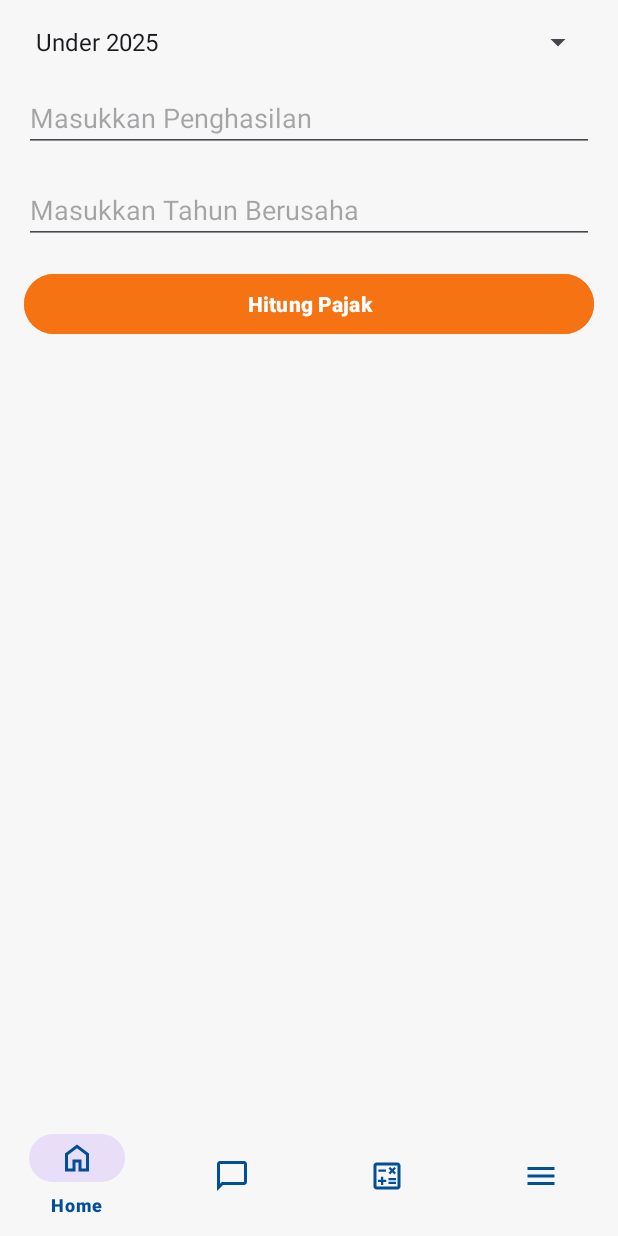
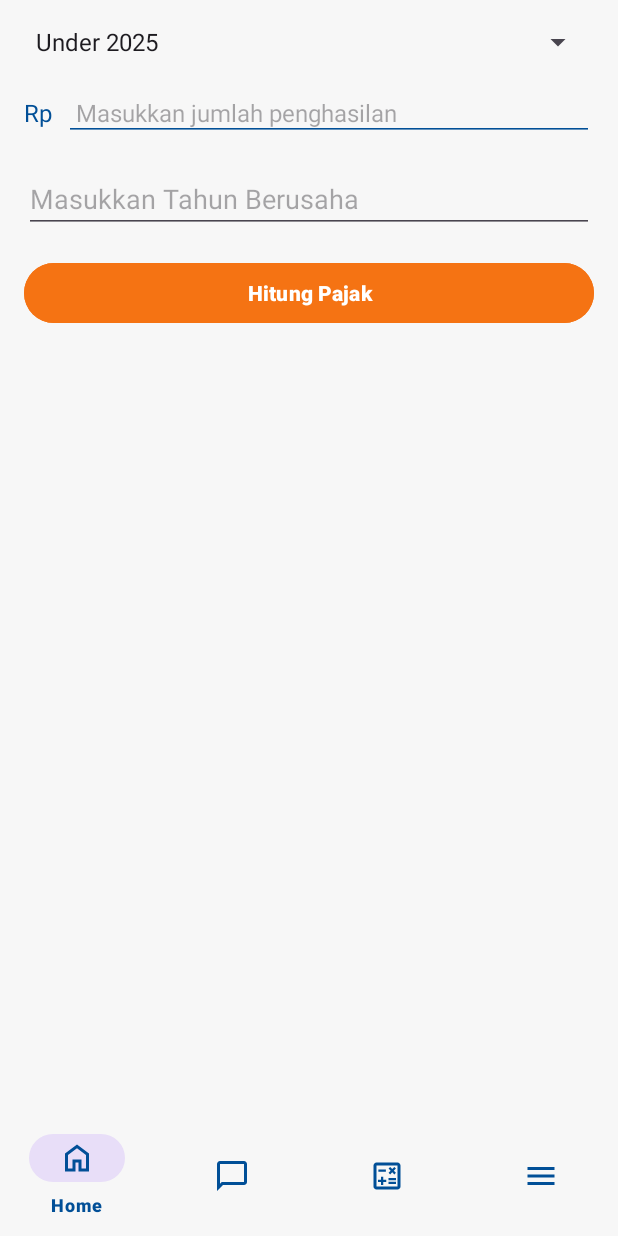
Before and after one commit to ucok-hub/umkm-ez-tax, an Android app: the fragment CalculateFragment placed in its activity, on a phone screen of 412 x 824 dp. Run offline under Robolectric (Android 15) with nearby library versions, the phone set to English and light mode, and no system bars.

Commit message:
update laman calculate v2

```diff
--- a/app/build.gradle.kts
+++ b/app/build.gradle.kts
@@ -64,4 +64,6 @@ dependencies {
         // UI test dependencies
         androidTestImplementation(libs.androidx.junit)
         androidTestImplementation(libs.androidx.espresso.core)
+
+
 }
--- a/app/src/main/AndroidManifest.xml
+++ b/app/src/main/AndroidManifest.xml
@@ -1,6 +1,10 @@
 <?xml version="1.0" encoding="utf-8"?>
 <manifest xmlns:android="http://schemas.android.com/apk/res/android"
     xmlns:tools="http://schemas.android.com/tools">
+
+
+    <uses-permission android:name="android.permission.INTERNET" />
+
 
     <application
         android:allowBackup="true"
--- a/app/src/main/res/layout/fragment_calculate.xml
+++ b/app/src/main/res/layout/fragment_calculate.xml
@@ -18,14 +18,33 @@
             android:entries="@array/calculation_types"
             android:layout_marginBottom="16dp" />
 
-        <!-- Input Penghasilan -->
-        <EditText
-            android:id="@+id/input_income"
+        <!-- Input Penghasilan dengan prefiks Rp -->
+        <LinearLayout
             android:layout_width="match_parent"
             android:layout_height="wrap_content"
-            android:hint="Masukkan Penghasilan"
-            android:inputType="number"
-            android:layout_marginBottom="16dp" />
+            android:orientation="horizontal"
+            android:layout_marginBottom="16dp">
+
+            <TextView
+                android:layout_width="wrap_content"
+                android:layout_height="wrap_content"
+                android:text="Rp"
+                android:textSize="16sp"
+                android:textColor="@color/primary"
+                android:layout_gravity="center_vertical"
+                android:paddingEnd="8dp" />
+
+            <EditText
+                android:id="@+id/input_income"
+                android:layout_width="match_parent"
+                android:layout_height="wrap_content"
+                android:hint="Masukkan jumlah penghasilan"
+                android:inputType="number"
+                android:textColor="@color/black"
+                android:textSize="16sp"
+                android:backgroundTint="@color/primary"
+                android:padding="8dp" />
+        </LinearLayout>
 
         <!-- Input Tahun (Untuk Endpoint under2025) -->
         <EditText
```
Also changed, not shown: app/src/main/java/com/example/capstone_pajak/data/api/APIClient.kt (added, +20 -0 lines), app/src/main/java/com/example/capstone_pajak/data/api/APIService.kt (added, +31 -0 lines), app/src/main/java/com/example/capstone_pajak/ui/home/CalculateFragment.kt (+46 -10 lines).
